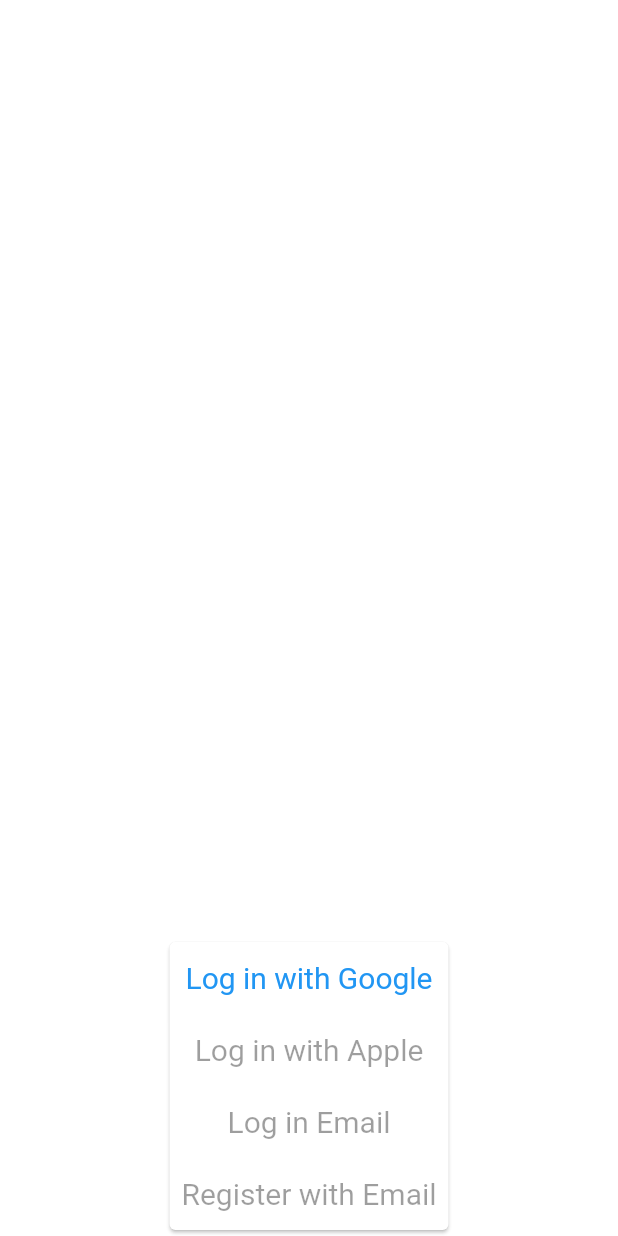
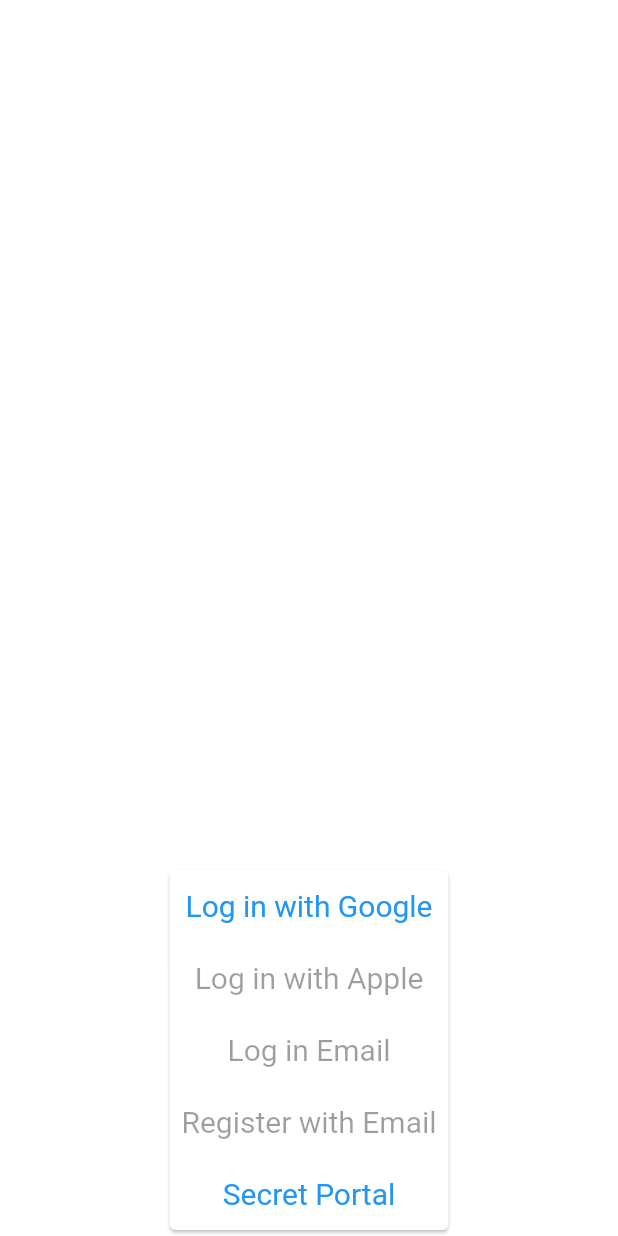
Before and after one commit to FS-CSCI150-F21/FS-CSCI150-F21-Team5, a Flutter app: the screen it shows after launch, on a phone screen of 412 x 824 dp. Run offline on Flutter 3.47's test engine with Material 2 defaults, Android fonts, the phone set to English and light mode, and no system bars; our stand-ins replace cloud_firestore, firebase_auth, firebase_core, firebase_storage, get, google_sign_in and 1 more; accounts and stored records are empty.

Commit message:
added secret portal

```diff
--- a/lib/screens/login.dart
+++ b/lib/screens/login.dart
@@ -81,6 +81,18 @@ class _LoginState extends State<Login> {
                     onPressed: null,
                     child: const Text('Register with Email'),
                   ),
+                  TextButton(
+                    style: TextButton.styleFrom(
+                      textStyle: const TextStyle(fontSize: 20),
+                    ),
+                    onPressed: () => {
+                      Navigator.pushReplacement(
+                          context,
+                          MaterialPageRoute(
+                              builder: (context) => const SearchPage()))
+                    },
+                    child: const Text('Secret Portal'),
+                  ),
                 ],
               )),
         ],
```
